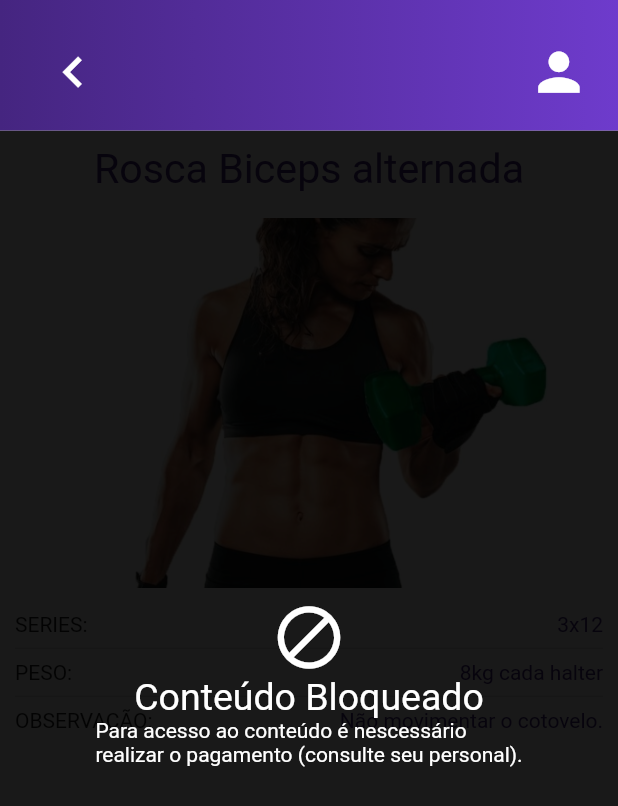
After one commit to Leonardo1952/vup_client, a Flutter app: the MainPagesView screen opened directly, after a tap on "Rosca Biceps alternada", on a phone screen of 412 x 824 dp. The commit adds this screen. Shown: the top 806 px of the screen. Run offline on Flutter 3.47's test engine with Material 2 defaults, Android fonts, the phone set to English and light mode, and no system bars; our stand-ins replace device_preview, flutter_svg, google_fonts, sizer.

Commit message:
exercise view

```diff
--- /dev/null
+++ b/lib/presentation/views/exercise/exercise_view.dart
@@ -0,0 +1,99 @@
+import 'package:flutter/material.dart';
+import 'package:sizer/sizer.dart';
+import 'package:vup_client/presentation/core/app_colors.dart';
+import 'package:vup_client/presentation/core/app_text_styles.dart';
+import 'package:vup_client/presentation/views/pay_debt/widgets/custom_appbar_pay_debt.dart';
+
+class ExerciseView extends StatelessWidget {
+  const ExerciseView({Key? key}) : super(key: key);
+
+  @override
+  Widget build(BuildContext context) {
+    return Scaffold(
+      appBar: CustomAppBarPayDebt(context: context),
+      body: Stack(children: [
+        Padding(
+          padding: const EdgeInsets.all(10),
+          child: Column(
+            children: [
+              Text(
+                'Rosca Biceps alternada',
+                style: AppTextStyles.largeTitleStyle.copyWith(
+                  color: AppColors.purpleMain,
+                ),
+              ),
+              const Divider(color: Colors.transparent),
+              Image.asset(
+                'assets/images/jpg/halter.jpg',
+                height: 30.h,
+                width: 100.w,
+                fit: BoxFit.cover,
+              ),
+              const Divider(color: Colors.transparent),
+              Row(
+                mainAxisAlignment: MainAxisAlignment.spaceBetween,
+                children: const [
+                  Text('SERIES: '),
+                  Text(
+                    "3x12",
+                    style: TextStyle(color: AppColors.purpleMain),
+                  ),
+                ],
+              ),
+              const Divider(),
+              Row(
+                mainAxisAlignment: MainAxisAlignment.spaceBetween,
+                children: const [
+                  Text('PESO: '),
+                  Text(
+                    "8kg cada halter",
+                    style: TextStyle(color: AppColors.purpleMain),
+                  ),
+                ],
+              ),
+              const Divider(),
+              Row(
+                mainAxisAlignment: MainAxisAlignment.spaceBetween,
+                children: const [
+                  Text('OBSERVAÇÃO: '),
+                  Text(
+                    "Não movimentar o cotovelo.",
+                    style: TextStyle(color: AppColors.purpleMain),
+                  ),
+                ],
+              ),
+            ],
+          ),
+        ),
+        Container(
+          width: 100.w,
+          height: 100.h,
+          decoration: BoxDecoration(
+            color: const Color(0xFF000000).withOpacity(0.9),
+          ),
+        ),
+        Center(
+          child: Column(
+            mainAxisAlignment: MainAxisAlignment.center,
+            crossAxisAlignment: CrossAxisAlignment.center,
+            children: const [
+              Icon(
+                Icons.block,
+                color: AppColors.white,
+                size: 50,
+              ),
+              Text(
+                'Conteúdo Bloqueado',
+                style: TextStyle(color: AppColors.white, fontSize: 25),
+              ),
+              Text(
+                'Para acesso ao conteúdo é nescessário \nrealizar o pagamento (consulte seu personal).',
+                style: TextStyle(color: AppColors.white),
+              ),
+            ],
+          ),
+        )
+      ]),
+    );
+  }
+}
--- a/lib/presentation/views/home/home_view.dart
+++ b/lib/presentation/views/home/home_view.dart
@@ -2,7 +2,9 @@ import 'package:flutter/material.dart';
 import 'package:sizer/sizer.dart';
 import 'package:vup_client/presentation/core/app_colors.dart';
 import 'package:vup_client/presentation/core/app_text_styles.dart';
+import 'package:vup_client/presentation/views/exercise/exercise_view.dart';
 import 'package:vup_client/presentation/views/home/widgets/exercise_card.dart';
+import 'package:vup_client/presentation/views/pay_debt/pay_debt_view.dart';
 
 class HomeView extends StatelessWidget {
   const HomeView({Key? key}) : super(key: key);
@@ -29,7 +31,17 @@ class HomeView extends StatelessWidget {
               child: ListView.builder(
                 itemCount: 5,
                 itemBuilder: (BuildContext context, int index) {
-                  return const ExerciseCard();
+                  return GestureDetector(
+                    child: const ExerciseCard(),
+                    onTap: () {
+                      Navigator.push(
+                        context,
+                        MaterialPageRoute(
+                          builder: (context) => const ExerciseView(),
+                        ),
+                      );
+                    },
+                  );
                 },
               ),
             ),
--- a/lib/presentation/views/home/widgets/exercise_card.dart
+++ b/lib/presentation/views/home/widgets/exercise_card.dart
@@ -1,5 +1,6 @@
 import 'package:flutter/material.dart';
 import 'package:sizer/sizer.dart';
+import 'package:vup_client/presentation/views/exercise/exercise_view.dart';
 
 class ExerciseCard extends StatelessWidget {
   const ExerciseCard({
--- a/lib/presentation/views/pay_debt/pay_debt_view.dart
+++ b/lib/presentation/views/pay_debt/pay_debt_view.dart
@@ -9,7 +9,7 @@ import 'package:vup_client/presentation/shared/strategies/pix_payment_strategy.d
 import 'package:vup_client/presentation/shared/value_objects/pix.dart';
 import 'package:vup_client/presentation/views/pay_debt/widgets/custom_appbar_pay_debt.dart';
 
-import 'widgets/form_payment_card.dart';
+//import 'widgets/form_payment_card.dart';
 
 class PayDebtView extends StatefulWidget {
   const PayDebtView({Key? key}) : super(key: key);
```
